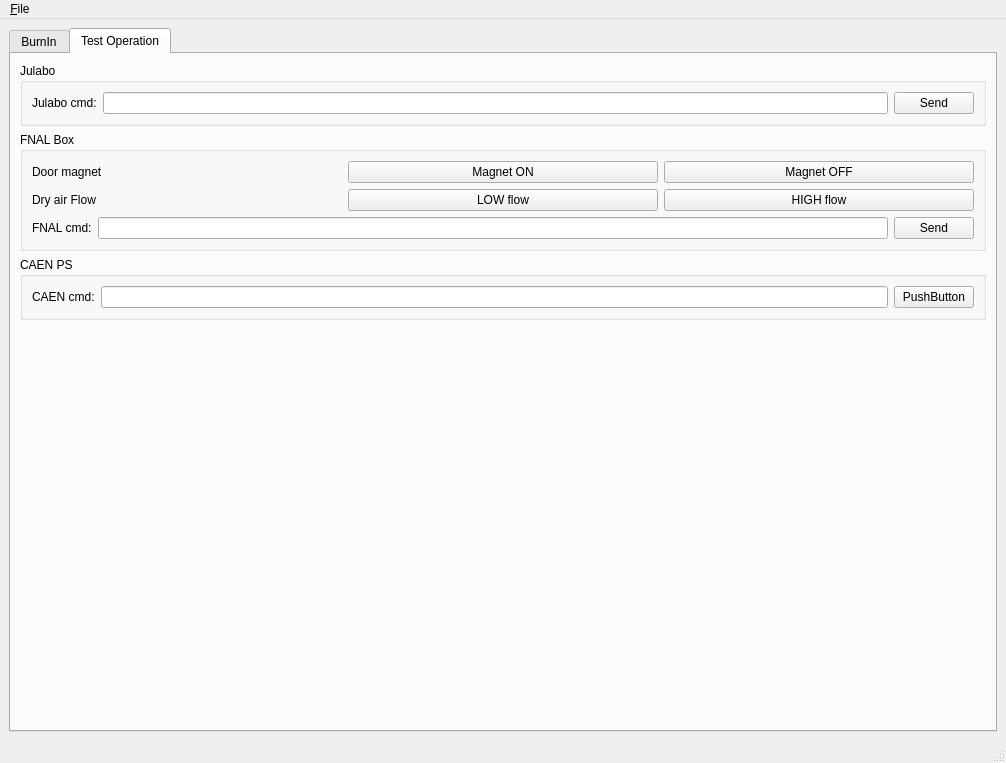
The window that GUI.ui (pisaoutertracker/BurnIn_Controller) describes before a commit, drawn with Qt 5.
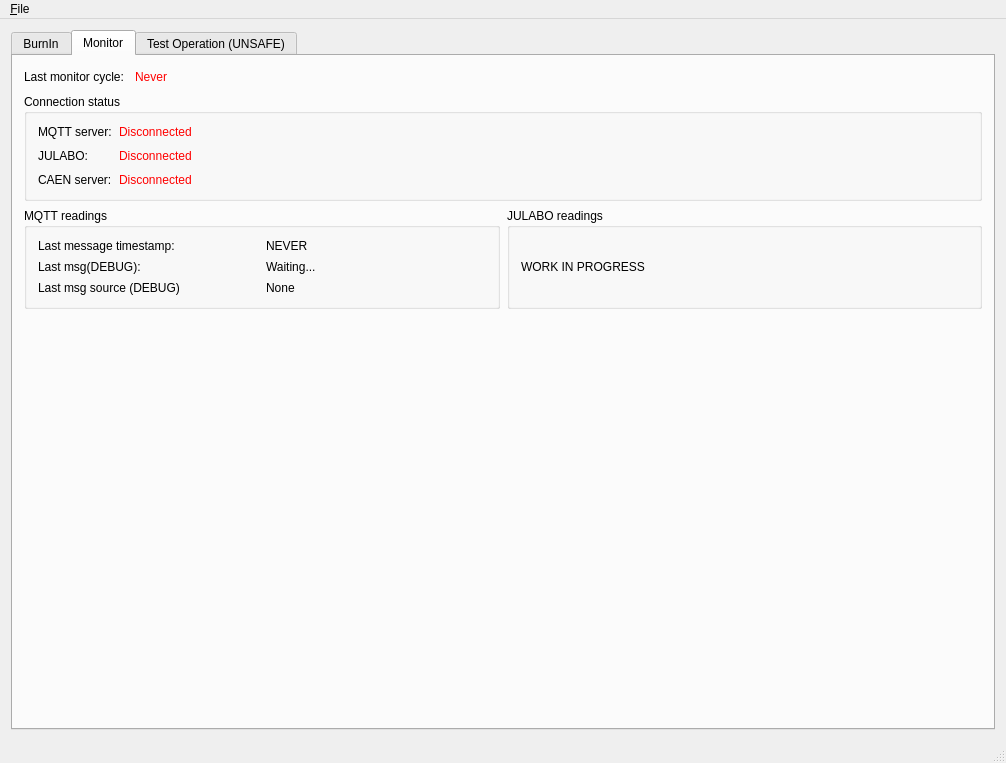
The same window after the commit. The open tabs and pages were chosen to show the change. Icons and pictures are not drawn.

Commit message: MQTT interface integrated in the GUI

Patch:
```diff
--- a/GUI.ui
+++ b/GUI.ui
@@ -24,6 +24,11 @@
    <layout class="QVBoxLayout" name="verticalLayout_5">
     <item>
      <widget class="QTabWidget" name="tabWidget">
+      <property name="font">
+       <font>
+        <pointsize>9</pointsize>
+       </font>
+      </property>
       <property name="currentIndex">
        <number>1</number>
       </property>
@@ -46,9 +51,231 @@
         </item>
        </layout>
       </widget>
+      <widget class="QWidget" name="Monitor_tab">
+       <attribute name="title">
+        <string>Monitor</string>
+       </attribute>
+       <layout class="QVBoxLayout" name="verticalLayout">
+        <item>
+         <layout class="QHBoxLayout" name="horizontalLayout_6">
+          <item>
+           <widget class="QLabel" name="label_7">
+            <property name="font">
+             <font>
+              <pointsize>9</pointsize>
+             </font>
+            </property>
+            <property name="text">
+             <string>Last monitor cycle: </string>
+            </property>
+           </widget>
+          </item>
+          <item>
+           <widget class="QLabel" name="LastMonitor_tag">
+            <property name="font">
+             <font>
+              <pointsize>9</pointsize>
+             </font>
+            </property>
+            <property name="styleSheet">
+             <string notr="true">color: rgb(255, 0, 0);</string>
+            </property>
+            <property name="text">
+             <string>Never</string>
+            </property>
+            <property name="textFormat">
+             <enum>Qt::AutoText</enum>
+            </property>
+           </widget>
+          </item>
+          <item>
+           <spacer name="horizontalSpacer">
+            <property name="orientation">
+             <enum>Qt::Horizontal</enum>
+            </property>
+            <property name="sizeHint" stdset="0">
+             <size>
+              <width>40</width>
+              <height>20</height>
+             </size>
+            </property>
+           </spacer>
+          </item>
+         </layout>
+        </item>
+        <item>
+         <widget class="QGroupBox" name="groupBox_4">
+          <property name="font">
+           <font>
+            <pointsize>9</pointsize>
+           </font>
+          </property>
+          <property name="title">
+           <string>Connection status</string>
+          </property>
+          <layout class="QGridLayout" name="gridLayout">
+           <item row="1" column="0">
+            <widget class="QLabel" name="label_9">
+             <property name="text">
+              <string>JULABO:</string>
+             </property>
+            </widget>
+           </item>
+           <item row="0" column="1">
+            <widget class="QLabel" name="MQTTConn_tag">
+             <property name="styleSheet">
+              <string notr="true">color: rgb(255, 0, 0);</string>
+             </property>
+             <property name="text">
+              <string>Disconnected</string>
+             </property>
+            </widget>
+           </item>
+           <item row="1" column="2">
+            <spacer name="horizontalSpacer_2">
+             <property name="orientation">
+              <enum>Qt::Horizontal</enum>
+             </property>
+             <property name="sizeHint" stdset="0">
+              <size>
+               <width>40</width>
+               <height>20</height>
+              </size>
+             </property>
+            </spacer>
+           </item>
+           <item row="0" column="0">
+            <widget class="QLabel" name="label_8">
+             <property name="text">
+              <string>MQTT server:</string>
+             </property>
+            </widget>
+           </item>
+           <item row="2" column="0">
+            <widget class="QLabel" name="label_10">
+             <property name="text">
+              <string>CAEN server:</string>
+             </property>
+            </widget>
+           </item>
+           <item row="2" column="1">
+            <widget class="QLabel" name="CAENConn_tag">
+             <property name="styleSheet">
+              <string notr="true">color: rgb(255, 0, 0);</string>
+             </property>
+             <property name="text">
+              <string>Disconnected</string>
+             </property>
+            </widget>
+           </item>
+           <item row="1" column="1">
+            <widget class="QLabel" name="JULABOConn_tag">
+             <property name="accessibleDescription">
+              <string>color: rgb(255, 0, 0);</string>
+             </property>
+             <property name="styleSheet">
+              <string notr="true">color: rgb(255, 0, 0);</string>
+             </property>
+             <property name="text">
+              <string>Disconnected</string>
+             </property>
+            </widget>
+           </item>
+          </layout>
+         </widget>
+        </item>
+        <item>
+         <layout class="QHBoxLayout" name="horizontalLayout_7">
+          <item>
+           <widget class="QGroupBox" name="groupBox_7">
+            <property name="title">
+             <string>MQTT readings</string>
+            </property>
+            <layout class="QGridLayout" name="gridLayout_2">
+             <item row="0" column="0">
+              <widget class="QLabel" name="label_11">
+               <property name="text">
+                <string>Last message timestamp: </string>
+               </property>
+              </widget>
+             </item>
+             <item row="1" column="0">
+              <widget class="QLabel" name="label_13">
+               <property name="text">
+                <string>Last msg(DEBUG):</string>
+               </property>
+              </widget>
+             </item>
+             <item row="0" column="1">
+              <widget class="QLabel" name="LastMQTTMessage_tag">
+               <property name="styleSheet">
+                <string notr="true"/>
+               </property>
+               <property name="text">
+                <string>NEVER</string>
+               </property>
+              </widget>
+             </item>
+             <item row="2" column="0">
+              <widget class="QLabel" name="label_14">
+               <property name="text">
+                <string>Last msg source (DEBUG)</string>
+               </property>
+              </widget>
+             </item>
+             <item row="2" column="1">
+              <widget class="QLabel" name="LastMQTTSource_tag">
+               <property name="text">
+                <string>None</string>
+               </property>
+              </widget>
+             </item>
+             <item row="1" column="1">
+              <widget class="QLabel" name="LastMQTTMsg_tag">
+               <property name="text">
+                <string>Waiting...</string>
+               </property>
+              </widget>
+             </item>
+            </layout>
+           </widget>
+          </item>
+          <item>
+           <widget class="QGroupBox" name="groupBox_6">
+            <property name="title">
+             <string>JULABO readings</string>
+            </property>
+            <layout class="QVBoxLayout" name="verticalLayout_9">
+             <item>
+              <widget class="QLabel" name="label_15">
+               <property name="text">
+                <string>WORK IN PROGRESS</string>
+               </property>
+              </widget>
+             </item>
+            </layout>
+           </widget>
+          </item>
+         </layout>
+        </item>
+        <item>
+         <spacer name="verticalSpacer_2">
+          <property name="orientation">
+           <enum>Qt::Vertical</enum>
+          </property>
+          <property name="sizeHint" stdset="0">
+           <size>
+            <width>20</width>
+            <height>40</height>
+           </size>
+          </property>
+         </spacer>
+        </item>
+       </layout>
+      </widget>
       <widget class="QWidget" name="Test_tab">
        <attribute name="title">
-        <string>Test Operation</string>
+        <string>Test Operation (UNSAFE)</string>
        </attribute>
        <layout class="QVBoxLayout" name="verticalLayout_3">
         <item>
@@ -263,6 +490,7 @@
    </property>
   </action>
  </widget>
+ <layoutdefault spacing="7" margin="11"/>
  <resources/>
  <connections>
   <connection>
```
Left out of the diff: 6 changed lines with no effect on the pictures. The commit also changes 3 other files.
